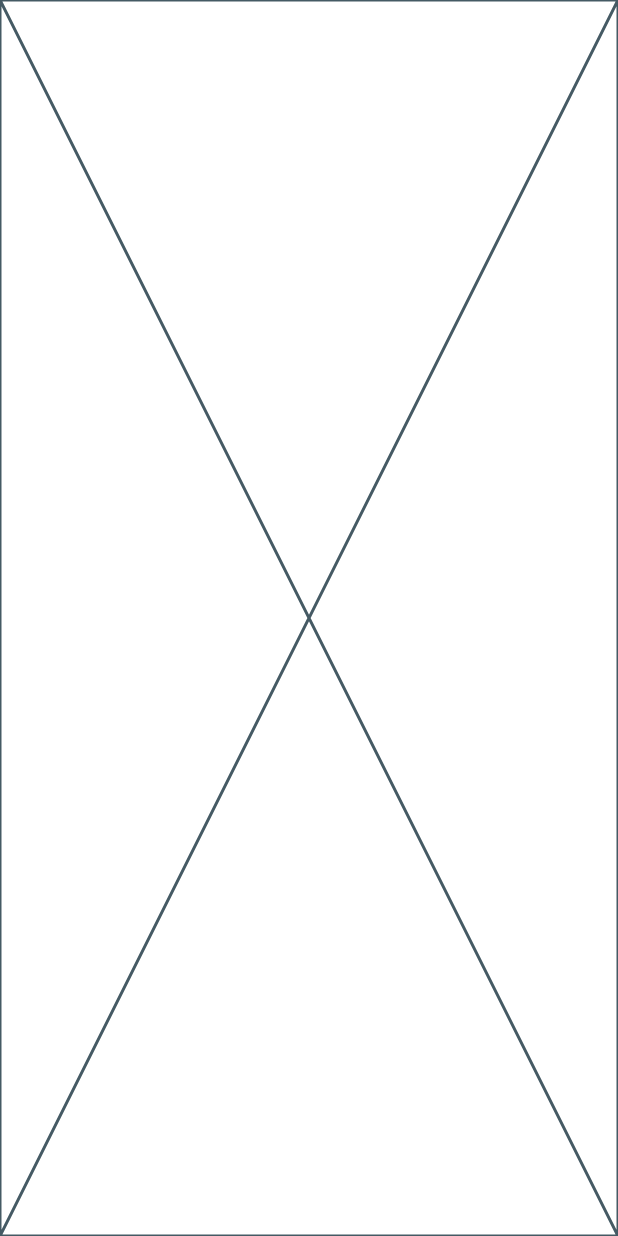
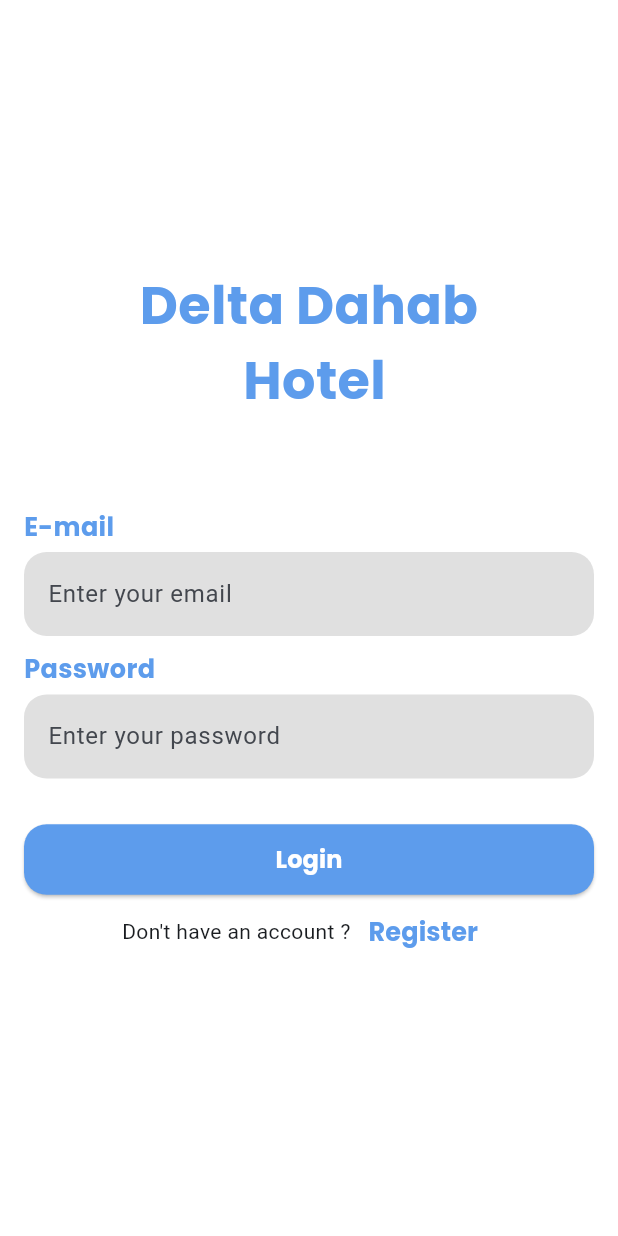
Before and after one commit to MahmoudHassan9/hotel_app, a Flutter app: the screen it shows after launch, on a phone screen of 412 x 824 dp. Run offline on Flutter 3.47's test engine with Material 3 defaults, Android fonts, the phone set to English and light mode, and no system bars; our stand-ins replace google_fonts.

Commit message:
+ login-ui

```diff
--- /dev/null
+++ b/lib/config/theme/theme.dart
@@ -0,0 +1,13 @@
+import 'package:flutter/material.dart';
+import 'package:hotel_app/core/utils/app_colors.dart';
+
+abstract class AppTheme {
+  static ThemeData light = ThemeData(
+    scaffoldBackgroundColor: AppColors.white,
+    primaryColor: AppColors.blue,
+    colorScheme: ColorScheme.fromSeed(
+      seedColor: AppColors.blue,
+      primary: Colors.blue,
+    ),
+  );
+}
--- /dev/null
+++ b/lib/core/extensions/validate_ex.dart
@@ -0,0 +1,5 @@
+extension ValidateEx on String {
+  bool get validate => RegExp(
+          r"^[a-zA-Z0-9.a-zA-Z0-9.!#$%&'*+-/=?^_`{|}~]+@[a-zA-Z0-9]+\.[a-zA-Z]+")
+      .hasMatch(this);
+}
--- /dev/null
+++ b/lib/core/utils/app_colors.dart
@@ -0,0 +1,14 @@
+import 'dart:ui';
+
+import 'package:flutter/material.dart';
+
+abstract class AppColors {
+  static const Color blue = Color(0xFF5D9CEC);
+  static const Color white = Colors.white;
+  static const Color grey = Color(0xFFC8C9CB);
+  static const Color scaffold = Color(0xFFDFECDB);
+  static const Color red = Colors.red;
+  static const Color black = Colors.black;
+  static const Color darkBlue = Color(0xFF060E1E);
+  static const Color blackAccent = Color(0xFF141922);
+}
--- /dev/null
+++ b/lib/core/utils/app_styles.dart
@@ -0,0 +1,26 @@
+import 'package:flutter/material.dart';
+import 'package:google_fonts/google_fonts.dart';
+
+import 'app_colors.dart';
+
+abstract class AppStyles {
+  static TextStyle settingsTabLabel = GoogleFonts.poppins(
+    fontSize: 17,
+    fontWeight: FontWeight.w700,
+    color: Colors.black,
+  );
+
+  static TextStyle hintText = GoogleFonts.inter(
+    fontSize: 16,
+    fontWeight: FontWeight.w400,
+  );
+  static TextStyle buttonText = GoogleFonts.poppins(
+    fontSize: 16,
+    fontWeight: FontWeight.w700,
+  );
+  static TextStyle appBar = GoogleFonts.poppins(
+    fontSize: 22,
+    fontWeight: FontWeight.w700,
+    color: AppColors.white,
+  );
+}
--- a/lib/my_app/my_app.dart
+++ b/lib/my_app/my_app.dart
@@ -2,13 +2,17 @@ import 'package:flutter/cupertino.dart';
 import 'package:flutter/material.dart';
 import 'package:hotel_app/routing/router.dart';
 import 'package:hotel_app/routing/routes.dart';
+
+import '../config/theme/theme.dart';
 
 class MyApp extends StatelessWidget {
   const MyApp({super.key});
 
   @override
   Widget build(BuildContext context) {
-    return const MaterialApp(
+    return MaterialApp(
+      theme: AppTheme.light,
+      themeMode: ThemeMode.light,
       onGenerateRoute: AppRouter.router,
       initialRoute: AppRoutes.login,
       debugShowCheckedModeBanner: false,
--- /dev/null
+++ b/lib/presentation/common/widgets/custom_button.dart
@@ -0,0 +1,43 @@
+import 'package:flutter/cupertino.dart';
+import 'package:flutter/material.dart';
+
+import '../../../core/utils/app_styles.dart';
+
+class CustomButton extends StatelessWidget {
+  final String text;
+  final VoidCallback? onPressed;
+  final Color? color;
+  final double? fontSize;
+
+  const CustomButton({
+    super.key,
+    required this.text,
+    this.onPressed,
+    this.color,
+    this.fontSize,
+  });
+
+  @override
+  Widget build(BuildContext context) {
+    return ElevatedButton(
+      onPressed: onPressed,
+      style: ElevatedButton.styleFrom(
+        backgroundColor: color ?? Theme.of(context).primaryColor,
+        foregroundColor: Colors.white,
+        padding: const EdgeInsets.symmetric(
+          horizontal: 16.0,
+          vertical: 12.0,
+        ),
+        shape: const RoundedRectangleBorder(
+          borderRadius: BorderRadius.all(
+            Radius.circular(15),
+          ),
+        ),
+      ),
+      child: Text(
+        text,
+        style: AppStyles.buttonText,
+      ),
+    );
+  }
+}
--- /dev/null
+++ b/lib/presentation/common/widgets/custom_text_form_field.dart
@@ -0,0 +1,58 @@
+import 'package:flutter/cupertino.dart';
+import 'package:flutter/material.dart';
+
+class CustomTextFormField extends StatelessWidget {
+  final String hintText;
+  final TextEditingController controller;
+  final FormFieldValidator<String>? validator;
+  final bool obscureText;
+  final int maxLines;
+  final Color? filledColor;
+
+  const CustomTextFormField({
+    super.key,
+    required this.hintText,
+    required this.controller,
+    this.validator,
+    this.obscureText = false,
+    this.maxLines = 1,
+    this.filledColor,
+  });
+
+  @override
+  Widget build(BuildContext context) {
+    return TextFormField(
+      controller: controller,
+      validator: validator,
+      obscureText: obscureText,
+      maxLines: maxLines,
+      decoration: InputDecoration(
+        hintText: hintText,
+        fillColor: filledColor ?? Colors.grey[300],
+        filled: true,
+        border: const OutlineInputBorder(
+            borderSide: BorderSide.none,
+            borderRadius: BorderRadius.all(Radius.circular(15))),
+        enabledBorder: const OutlineInputBorder(
+            borderSide: BorderSide.none,
+            borderRadius: BorderRadius.all(Radius.circular(15))),
+        focusedBorder: OutlineInputBorder(
+          borderSide: BorderSide(
+            color: Theme.of(context).primaryColor,
+          ),
+          borderRadius: const BorderRadius.all(
+            Radius.circular(15),
+          ),
+        ),
+        errorBorder: const OutlineInputBorder(
+          borderSide: BorderSide(
+            color: Colors.red,
+          ),
+          borderRadius: BorderRadius.all(
+            Radius.circular(15),
+          ),
+        ),
+      ),
+    );
+  }
+}
--- /dev/null
+++ b/lib/presentation/common/widgets/title_and_text_form_field.dart
@@ -0,0 +1,49 @@
+import 'package:flutter/cupertino.dart';
+
+import '../../../core/utils/app_colors.dart';
+import '../../../core/utils/app_styles.dart';
+import 'custom_text_form_field.dart';
+
+class TitleAndTextFormField extends StatelessWidget {
+  const TitleAndTextFormField({
+    super.key,
+    required this.fullNameController,
+    required this.title,
+    required this.hint,
+    this.validator,
+    this.isObscure = false,
+  });
+
+  final TextEditingController fullNameController;
+  final String title;
+  final String hint;
+  final String? Function(String?)? validator;
+  final bool isObscure;
+
+  @override
+  Widget build(BuildContext context) {
+    return Column(
+      crossAxisAlignment: CrossAxisAlignment.start,
+      children: [
+        Text(
+          title,
+          style: AppStyles.settingsTabLabel.copyWith(
+            color: AppColors.blue,
+          ),
+        ),
+        const SizedBox(
+          height: 5,
+        ),
+        CustomTextFormField(
+          hintText: hint,
+          controller: fullNameController,
+          validator: validator,
+          obscureText: isObscure,
+        ),
+        const SizedBox(
+          height: 10,
+        ),
+      ],
+    );
+  }
+}
--- a/lib/presentation/screens/auth/login/view/login_view.dart
+++ b/lib/presentation/screens/auth/login/view/login_view.dart
@@ -1,10 +1,129 @@
 import 'package:flutter/cupertino.dart';
+import 'package:flutter/material.dart';
+import 'package:hotel_app/core/extensions/validate_ex.dart';
 
-class LoginView extends StatelessWidget {
+import '../../../../../core/utils/app_colors.dart';
+import '../../../../../core/utils/app_styles.dart';
+import '../../../../../routing/routes.dart';
+import '../../../../common/widgets/custom_button.dart';
+import '../../../../common/widgets/title_and_text_form_field.dart';
+
+class LoginView extends StatefulWidget {
   const LoginView({super.key});
 
   @override
+  State<LoginView> createState() => _LoginViewState();
+}
+
+class _LoginViewState extends State<LoginView> {
+  late TextEditingController emailController;
+  late TextEditingController passwordController;
+  GlobalKey<FormState> formKey = GlobalKey();
+
+  @override
+  void initState() {
+    super.initState();
+
+    emailController = TextEditingController();
+    passwordController = TextEditingController();
+  }
+
+  @override
+  void dispose() {
+    super.dispose();
+
+    emailController.dispose();
+    passwordController.dispose();
+  }
+
+  @override
   Widget build(BuildContext context) {
-    return const Placeholder();
+    return Scaffold(
+      body: Center(
+        child: Padding(
+          padding: const EdgeInsets.all(16.0),
+          child: SingleChildScrollView(
+            child: Form(
+              key: formKey,
+              child: Column(
+                mainAxisAlignment: MainAxisAlignment.center,
+                children: [
+                  Text(
+                    'Delta Dahab \n Hotel',
+                    textAlign: TextAlign.center,
+                    style: AppStyles.appBar.copyWith(
+                      fontSize: 35,
+                      color: AppColors.blue,
+                    ),
+                  ),
+                  const SizedBox(
+                    height: 60,
+                  ),
+                  TitleAndTextFormField(
+                    fullNameController: emailController,
+                    title: 'E-mail',
+                    hint: 'Enter your email',
+                    validator: (input) {
+                      if (input == null || input.trim().isEmpty) {
+                        return 'email is required';
+                      } else if (!input.validate) {
+                        return 'email should be formatted';
+                      }
+                      return null;
+                    },
+                  ),
+                  TitleAndTextFormField(
+                    fullNameController: passwordController,
+                    isObscure: true,
+                    title: 'Password',
+                    hint: 'Enter your password',
+                    validator: (input) {
+                      if (input == null || input.trim().isEmpty) {
+                        return 'password is required';
+                      }
+                      return null;
+                    },
+                  ),
+                  const SizedBox(
+                    height: 20,
+                  ),
+                  SizedBox(
+                    width: double.maxFinite,
+                    child: CustomButton(
+                      text: 'Login',
+                      onPressed: () async {
+                        if (!formKey.currentState!.validate()) return;
+                      },
+                    ),
+                  ),
+                  Row(
+                    mainAxisAlignment: MainAxisAlignment.center,
+                    children: [
+                      const Text(
+                        "Don't have an account ?",
+                      ),
+                      TextButton(
+                        onPressed: () {
+                          Navigator.pushReplacementNamed(
+                            context,
+                            AppRoutes.register,
+                          );
+                        },
+                        child: Text(
+                          'Register',
+                          style: AppStyles.settingsTabLabel.copyWith(
+                            color: AppColors.blue,
+                          ),
+                        ),
+                      ),
+                    ],
+                  )
+                ],
+              ),
+            ),
+          ),
+        ),
+      ),
+    );
   }
 }
--- a/pubspec.yaml
+++ b/pubspec.yaml
@@ -35,6 +35,7 @@ dependencies:
   # The following adds the Cupertino Icons font to your application.
   # Use with the CupertinoIcons class for iOS style icons.
   cupertino_icons: ^1.0.8
+  google_fonts: ^6.2.1
 
 dev_dependencies:
   flutter_test:
```
Also changed, not shown: pubspec.lock, 1 other file.
